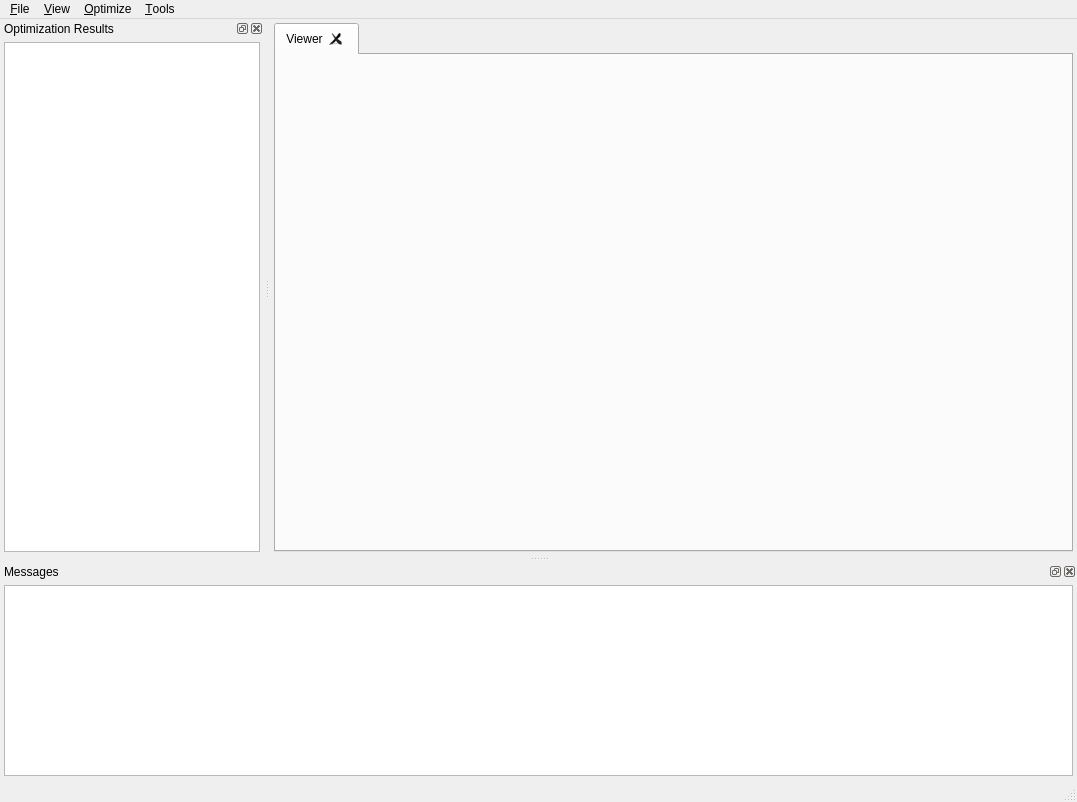
The window that scone/sconestudio/SconeStudio.ui (opensim-org/SCONE) describes before a commit, drawn with Qt 5.
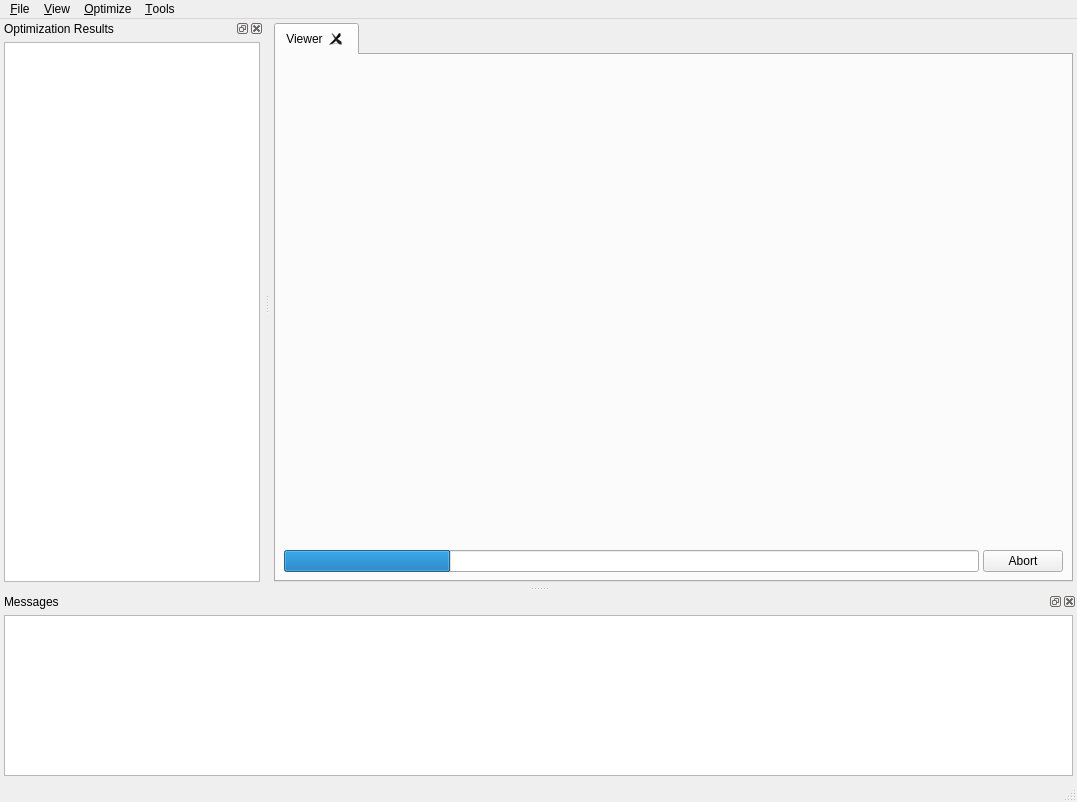
The same window after the commit. Custom widgets are drawn as their Qt base class.

Commit message: New fancy progress bar instead of modal window

```diff
--- a/scone/sconestudio/SconeStudio.ui
+++ b/scone/sconestudio/SconeStudio.ui
@@ -20,7 +20,7 @@
    <set>QMainWindow::AllowTabbedDocks|QMainWindow::AnimatedDocks</set>
   </property>
   <widget class="QWidget" name="centralWidget">
-   <layout class="QVBoxLayout" name="verticalLayout_4">
+   <layout class="QHBoxLayout" name="horizontalLayout">
     <property name="spacing">
      <number>4</number>
     </property>
@@ -84,7 +84,97 @@
          </widget>
         </item>
         <item>
-         <widget class="QPlayControl" name="playControl" native="true"/>
+         <widget class="QStackedWidget" name="stackedWidget">
+          <property name="sizePolicy">
+           <sizepolicy hsizetype="Expanding" vsizetype="Fixed">
+            <horstretch>0</horstretch>
+            <verstretch>0</verstretch>
+           </sizepolicy>
+          </property>
+          <property name="frameShape">
+           <enum>QFrame::NoFrame</enum>
+          </property>
+          <property name="currentIndex">
+           <number>1</number>
+          </property>
+          <widget class="QWidget" name="playPage">
+           <layout class="QHBoxLayout" name="horizontalLayout_3">
+            <property name="spacing">
+             <number>4</number>
+            </property>
+            <property name="leftMargin">
+             <number>4</number>
+            </property>
+            <property name="topMargin">
+             <number>4</number>
+            </property>
+            <property name="rightMargin">
+             <number>4</number>
+            </property>
+            <property name="bottomMargin">
+             <number>4</number>
+            </property>
+            <item>
+             <widget class="QPlayControl" name="playControl" native="true">
+              <property name="sizePolicy">
+               <sizepolicy hsizetype="Expanding" vsizetype="Minimum">
+                <horstretch>0</horstretch>
+                <verstretch>0</verstretch>
+               </sizepolicy>
+              </property>
+              <property name="maximumSize">
+               <size>
+                <width>16777215</width>
+                <height>24</height>
+               </size>
+              </property>
+              <property name="autoFillBackground">
+               <bool>false</bool>
+              </property>
+             </widget>
+            </item>
+           </layout>
+          </widget>
+          <widget class="QWidget" name="progressPage">
+           <layout class="QHBoxLayout" name="horizontalLayout_2">
+            <property name="spacing">
+             <number>4</number>
+            </property>
+            <property name="leftMargin">
+             <number>4</number>
+            </property>
+            <property name="topMargin">
+             <number>4</number>
+            </property>
+            <property name="rightMargin">
+             <number>4</number>
+            </property>
+            <property name="bottomMargin">
+             <number>4</number>
+            </property>
+            <item>
+             <widget class="QProgressBar" name="progressBar">
+              <property name="value">
+               <number>24</number>
+              </property>
+              <property name="textVisible">
+               <bool>false</bool>
+              </property>
+             </widget>
+            </item>
+            <item>
+             <widget class="QPushButton" name="abortButton">
+              <property name="text">
+               <string>Abort</string>
+              </property>
+              <property name="checkable">
+               <bool>true</bool>
+              </property>
+             </widget>
+            </item>
+           </layout>
+          </widget>
+         </widget>
         </item>
        </layout>
       </widget>
```
The commit also changes 1 other file.
